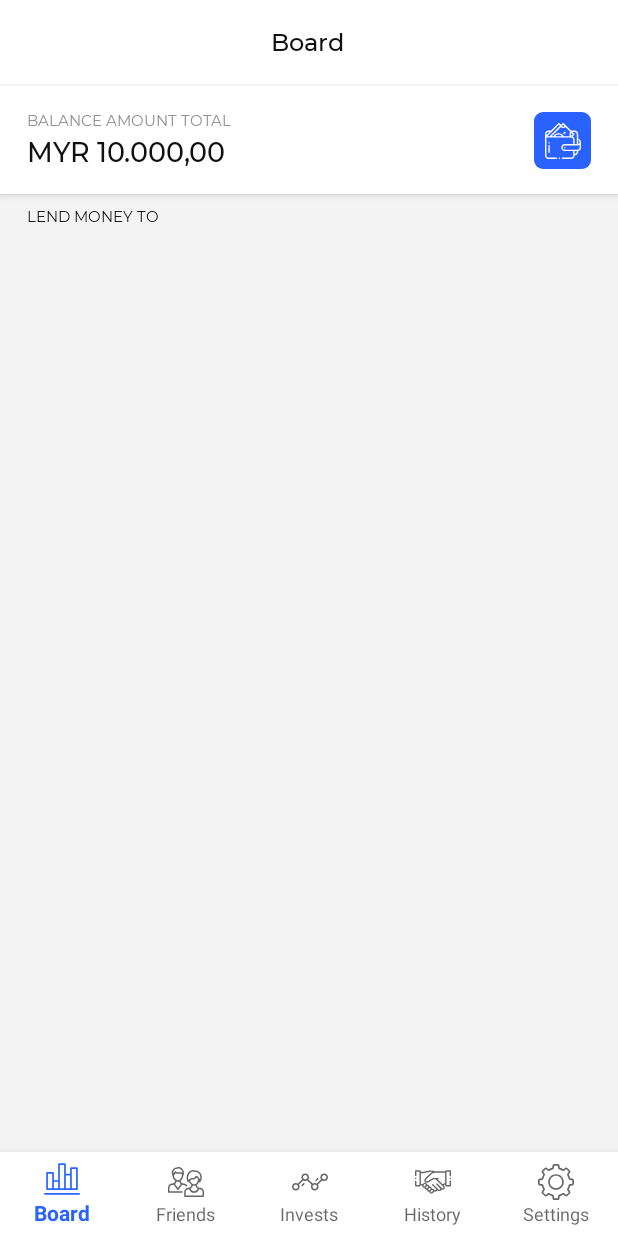
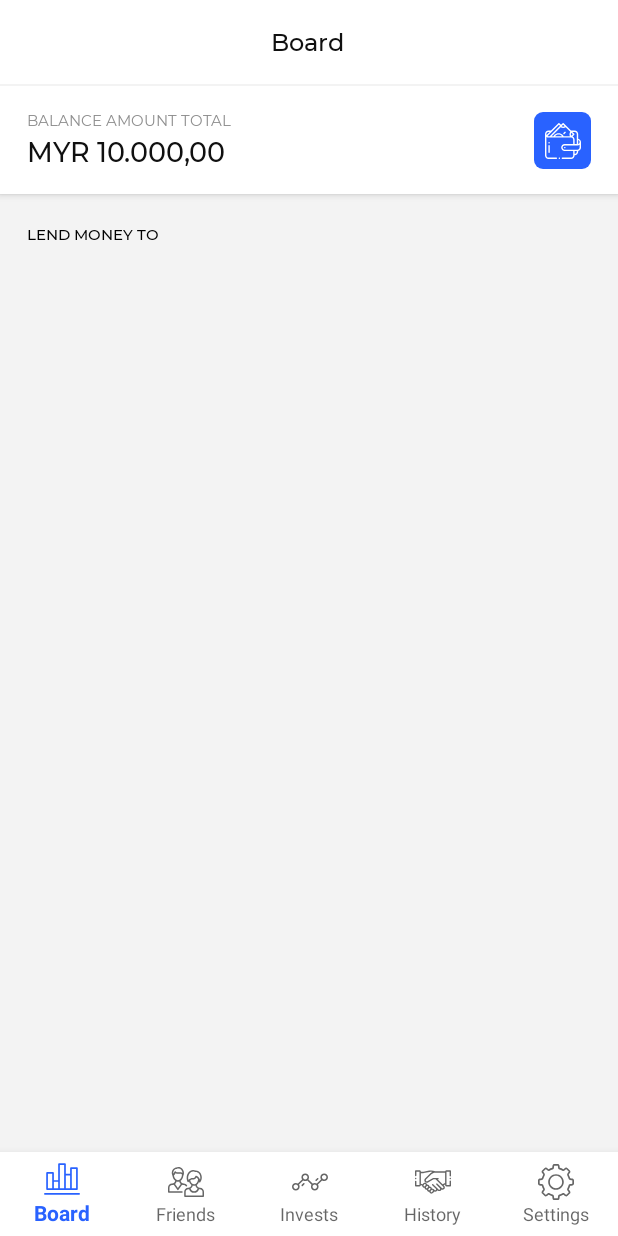
Before and after one commit to aldieemaulana/LendMe, an Android app: the screen it shows after launch (MainActivity), on a phone screen of 412 x 824 dp. Run offline under Robolectric (Android 15) with nearby library versions, the phone set to English and light mode, and no system bars; libraries missing offline, so code that uses them is left out: com.kaopiz.kprogresshud; 1 statement that could not run was skipped.

```diff
--- a/app/build.gradle
+++ b/app/build.gradle
@@ -43,6 +43,8 @@ dependencies {
 
     //noinspection GradleCompatible
     implementation 'com.google.firebase:firebase-auth:16.0.4'
+
+    //noinspection GradleCompatible
     implementation "com.android.support:appcompat-v7:$androidsupport_version"
     implementation "com.android.support:design:$androidsupport_version"
     implementation "com.android.support:support-vector-drawable:$androidsupport_version"
@@ -58,7 +60,7 @@ dependencies {
     implementation 'com.jakewharton:butterknife:8.8.1'
     annotationProcessor 'com.jakewharton:butterknife-compiler:8.8.1'
 
-    implementation 'com.android.support:support-v4:28.0.0'
+    implementation "com.android.support:support-v4:$androidsupport_version"
     testImplementation "junit:junit:$junit_version"
     androidTestImplementation "com.android.support.test:runner:$testrunner_version"
     androidTestImplementation "com.android.support.test.espresso:espresso-core:$espresso_version"
--- a/app/src/main/res/layout/fragment_board.xml
+++ b/app/src/main/res/layout/fragment_board.xml
@@ -16,7 +16,7 @@
         android:background="@color/colorWhite"
         android:stateListAnimator="@animator/appbar_elevation"
         style="@style/AppTheme.Layout.Parent"
-        android:layout_marginBottom="@dimen/component_medium"
+        android:layout_marginBottom="@dimen/component_extra_big"
         tools:targetApi="lollipop">
 
         <android.support.v7.widget.AppCompatImageButton
@@ -64,7 +64,7 @@
     </android.support.constraint.ConstraintLayout>
 
     <com.jomhack.lendme.components.JomTextView
-        app:JomFont="R"
+        app:JomFont="M"
         android:layout_width="match_parent"
         android:layout_height="wrap_content"
         android:textAllCaps="true"
```
